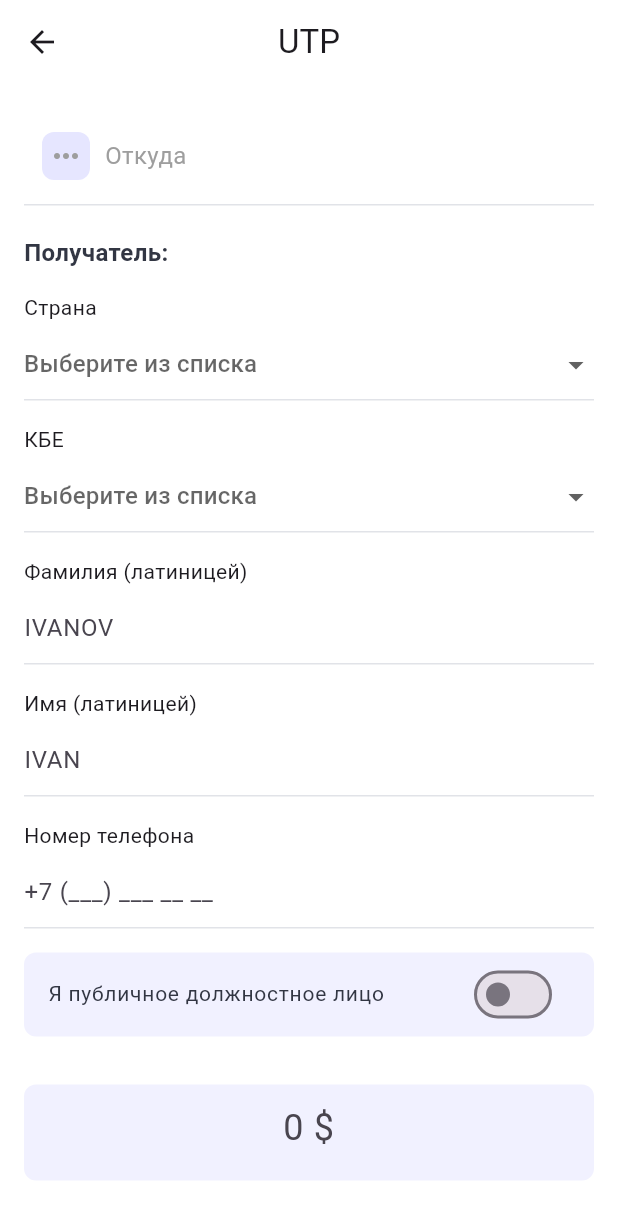
After one commit to Dumankrg2019/rbc_flutter, a Flutter app: the SendUTPScreen screen opened directly, on a phone screen of 412 x 824 dp. The commit adds this screen. Shown: the top 1219 px of the screen. Run offline on Flutter 3.47's test engine with Material 3 defaults, Android fonts, the phone set to English and light mode, and no system bars; our stand-ins replace flutter_svg; missing offline and left inert: dart:ffi.

Commit message:
feat: add utp screens

```diff
--- /dev/null
+++ b/lib/transers/send_utp.dart
@@ -0,0 +1,313 @@
+
+import 'package:flutter/gestures.dart';
+import 'package:flutter/material.dart';
+import 'package:flutter_svg/svg.dart';
+
+class SendUTPScreen extends StatefulWidget  {
+
+   @override
+  State<SendUTPScreen> createState() => _SendUTPScreen();
+
+}
+
+class _SendUTPScreen extends State<SendUTPScreen> {
+
+   String? _selectedCountry;
+  String? _selectedKBE;
+  final _lastNameController = TextEditingController(text: 'IVANOV');
+  final _firstNameController = TextEditingController(text: 'IVAN');
+  final _phoneController = TextEditingController(text: '+7 (___) ___ __ __');
+
+  bool _isPublicOfficer = false;
+
+
+  @override
+  Widget build(BuildContext context) {
+    return Scaffold(
+      appBar: AppBar(
+       backgroundColor: Colors.white,
+        leading: IconButton(
+          icon: Icon(Icons.arrow_back),
+          onPressed: () {
+           Navigator.pop(context);
+          },
+        ),
+        title: Text('UTP'),
+        centerTitle: true,
+      ),
+      body: SingleChildScrollView(
+            child: Container(
+              color: Colors.white,
+              child: Padding(
+              padding: EdgeInsets.all(16.0),
+              child: Column(
+                crossAxisAlignment: CrossAxisAlignment.center,
+                children: [
+                  _buildAccountSelector('Откуда'),
+                  SizedBox(height: 20),
+                  _fieldsBlock(),
+                  SizedBox(height: 32),
+                  Container(
+                      height: 64,
+                      child: TextField(
+                      keyboardType: TextInputType.number,
+                      textAlign: TextAlign.center,
+                      style: TextStyle(fontSize: 24, fontWeight: FontWeight.normal),
+                      decoration: InputDecoration(
+                        filled: true,
+                        fillColor: Color(0xFFF1F1FF),
+                        border: OutlineInputBorder(
+                          borderRadius: BorderRadius.circular(8),
+                          borderSide: BorderSide.none,
+                        ),
+                        contentPadding: EdgeInsets.symmetric(vertical: 20.0),
+                        prefixStyle: TextStyle(fontSize: 18, fontWeight: FontWeight.bold),
+                        hintText: "0 \$",
+                        hintStyle: TextStyle(fontSize: 24, fontWeight: FontWeight.normal),
+                      ),
+                    ),
+                  ),
+                  SizedBox(height: 40),
+                  Container(
+                        width: double.infinity,
+                        margin: const EdgeInsets.only(bottom: 30),
+                        height: 54,
+                        decoration: BoxDecoration(
+                          gradient: const LinearGradient(
+                            colors: [Color(0xFF5659FE), Color(0xFF90B2F5)],
+                            begin: Alignment.bottomLeft,
+                            end: Alignment.topRight,
+                          ),
+                          borderRadius: BorderRadius.circular(8),
+                        ),
+                        child: TextButton(
+                          onPressed: () {
+
+                          },
+                          child: const Text(
+                            "ПЕРЕВЕСТИ",
+                            style: TextStyle(
+                              color: Colors.white,
+                              fontSize: 16,
+                              fontWeight: FontWeight.bold,
+                            ),
+                          ),
+                        ),
+                      ),
+                      SizedBox(height: 20),
+                      SizedBox(
+                        width: 310,
+                        child:  Center(
+                          child: RichText(
+                        textAlign: TextAlign.center,
+                        text: TextSpan(
+                              style: TextStyle(fontSize: 14, color: Color(0xFFA5A5A5)),
+                              children: [
+                                TextSpan(text: 'Нажимая кнопку “Перевести”, Вы соглашаетесь с '),
+                                TextSpan(
+                                  text: 'правилами безопасности, лимитами и тарифами',
+                                  style: TextStyle(
+                                    color: Colors.blue,
+                                    decoration: TextDecoration.underline,
+                                  ),
+                                  // Добавляем клик-обработчик
+                                  recognizer: TapGestureRecognizer()
+                                    ..onTap = () {
+                                      print("Открыть правила безопасности, лимиты и тарифы");
+                                    },
+                                ),
+                              ],
+                            ),
+                          ) ,
+                        )
+                      )
+                ],
+              ),
+            ),
+            ),
+      )
+    );
+  }
+  Widget _fieldsBlock() {
+    return Column(
+      crossAxisAlignment: CrossAxisAlignment.start,
+      children: [
+        Text("Получатель: ", style: TextStyle(
+            fontSize: 16,
+            fontWeight: FontWeight.bold,
+            color: Color(0xFF323643)
+          ),
+          textAlign: TextAlign.left,
+        ),
+        SizedBox(height: 15),
+         const Text('Страна'),
+        const SizedBox(height: 4),
+        DropdownButtonFormField<String>(
+          decoration: const InputDecoration(
+            // Нижняя линия под полем
+            enabledBorder: UnderlineInputBorder(
+                   borderSide: BorderSide(color: Color(0xFFE1E3E8))
+                ),
+                 focusedBorder: UnderlineInputBorder(
+                  borderSide: BorderSide(color: Color(0xFFE1E3E8)), // Gray color when focused
+                ),
+          ),
+          hint: const Text('Выберите из списка'),
+          value: _selectedCountry,
+            items: const [
+              DropdownMenuItem(value: 'ru', child: Text('Россия')),
+              DropdownMenuItem(value: 'kz', child: Text('Казахстан')),
+              // ... добавьте нужные страны
+            ],
+            onChanged: (value) {
+              setState(() {
+                _selectedCountry = value;
+              });
+            },
+          ),
+          SizedBox(height: 16),
+            // КБЕ
+            const Text('КБЕ'),
+            const SizedBox(height: 4),
+            DropdownButtonFormField<String>(
+              decoration: const InputDecoration(
+                enabledBorder: UnderlineInputBorder(
+                   borderSide: BorderSide(color: Color(0xFFE1E3E8))
+                ),
+                 focusedBorder: UnderlineInputBorder(
+                  borderSide: BorderSide(color: Color(0xFFE1E3E8)), // Gray color when focused
+                ),
+              ),
+              hint: const Text('Выберите из списка'),
+              value: _selectedKBE,
+              items: const [
+                DropdownMenuItem(value: 'kbe1', child: Text('KBE 1')),
+                DropdownMenuItem(value: 'kbe2', child: Text('KBE 2')),
+                // ... добавьте нужные варианты
+              ],
+              onChanged: (value) {
+                setState(() {
+                  _selectedKBE = value;
+                });
+              },
+            ),
+            const SizedBox(height: 16),
+
+            // Фамилия (латиницей)
+            const Text('Фамилия (латиницей)'),
+            const SizedBox(height: 4),
+            TextFormField(
+              decoration: const InputDecoration(
+                enabledBorder: UnderlineInputBorder(
+                   borderSide: BorderSide(color: Color(0xFFE1E3E8))
+                ),
+                 focusedBorder: UnderlineInputBorder(
+                  borderSide: BorderSide(color: Color(0xFFE1E3E8)), // Gray color when focused
+                ),
+                hintText: "IVANOV",
+              ),
+            ),
+            const SizedBox(height: 16),
+
+            // Имя (латиницей)
+            const Text('Имя (латиницей)'),
+            const SizedBox(height: 4),
+            TextFormField(
+              decoration: const InputDecoration(
+                enabledBorder: UnderlineInputBorder(
+                   borderSide: BorderSide(color: Color(0xFFE1E3E8))
+                ),
+                 focusedBorder: UnderlineInputBorder(
+                  borderSide: BorderSide(color: Color(0xFFE1E3E8)), // Gray color when focused
+                ),
+                hintText: "IVAN",
+              ),
+            ),
+            const SizedBox(height: 16),
+
+            // Номер телефона
+            const Text('Номер телефона'),
+            const SizedBox(height: 4),
+            TextFormField(
+              keyboardType: TextInputType.phone,
+              decoration: const InputDecoration(
+                enabledBorder: UnderlineInputBorder(
+                   borderSide: BorderSide(color: Color(0xFFE1E3E8))
+                ),
+                focusedBorder: UnderlineInputBorder(
+                  borderSide: BorderSide(color: Color(0xFFE1E3E8)), // Gray color when focused
+                ),
+                hintText: "+7 (___) ___ __ __",
+              ),
+            ),
+            const SizedBox(height: 16),
+
+            // Я публичное должностное лицо
+            Container(
+
+              decoration: BoxDecoration(
+                borderRadius: BorderRadius.circular(8),
+                color: Color(0xFFF1F1FF),
+              ),
+                child: SwitchListTile(
+                    title: const Text('Я публичное должностное лицо',
+                      style: TextStyle(
+                        fontSize: 14,
+                        fontWeight: FontWeight.normal,
+                        color: Color(0xFF323643)
+                      ),
+                    ),
+                    value: _isPublicOfficer,
+                    onChanged: (bool value) {
+                      setState(() {
+                        _isPublicOfficer = value;
+                      });
+                    },
+                    // Чтобы упростить стилизацию, можно убрать Divider:
+                    // secondary: const Icon(Icons.person_outline),
+                  ),
+            )
+      ],
+    );
+  }
+
+  Widget _buildAccountSelector(String label, { String? iconUrl}) {
+    return Container(
+      padding: EdgeInsets.symmetric(horizontal: 12.0, vertical: 16.0),
+      decoration: BoxDecoration(
+        color: Colors.white,
+        border: Border(
+          bottom: BorderSide(
+          color: Color(0xFFE1E3E8), // Change to your desired color
+          width: 1,        // Change to your desired width
+        ),
+    ),
+      ),
+      child: Row(
+        children: [
+          Container(
+            width: 32,
+            height: 32,
+            decoration: BoxDecoration(
+              color: Color(0xFFE6E6FF),
+              borderRadius: BorderRadius.circular(8)
+            ),
+            child: Center(
+              child: iconUrl != null
+              ? SvgPicture.asset(iconUrl, width: 19, height: 14,)
+              : Icon(Icons.more_horiz, color: Colors.grey),
+            )
+          ),
+          SizedBox(width: 10),
+          Text(label, style: TextStyle(fontSize: 16, color: Colors.grey)),
+          Spacer(),
+          Container(
+            child: iconUrl != null
+              ? SvgPicture.asset("assets/images/user.svg")
+              : SizedBox(),
+          )
+        ],
+      ),
+    );
+  }
+}
```
Also changed, not shown: lib/transers/receive_utp.dart (added, +120 -0 lines), lib/transers/transfers_all.dart (+2 -7 lines), lib/transers/utp_bottom_dialog.dart (added, +69 -0 lines).
